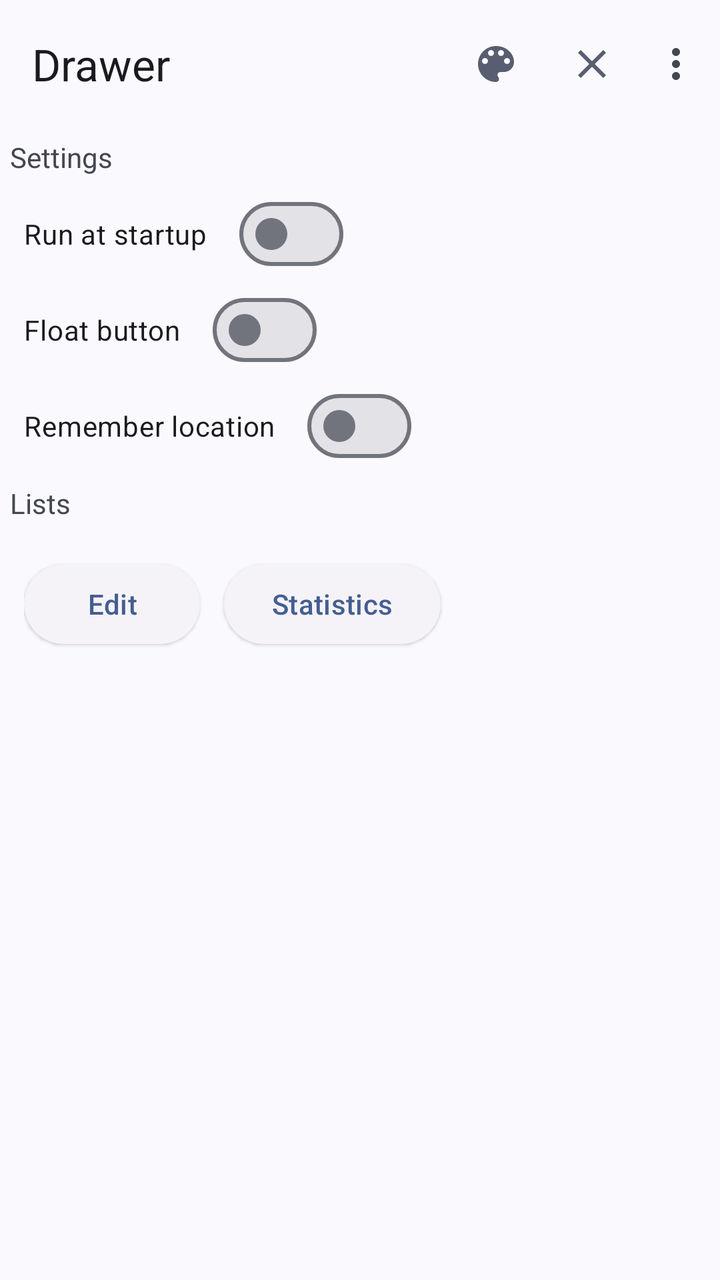
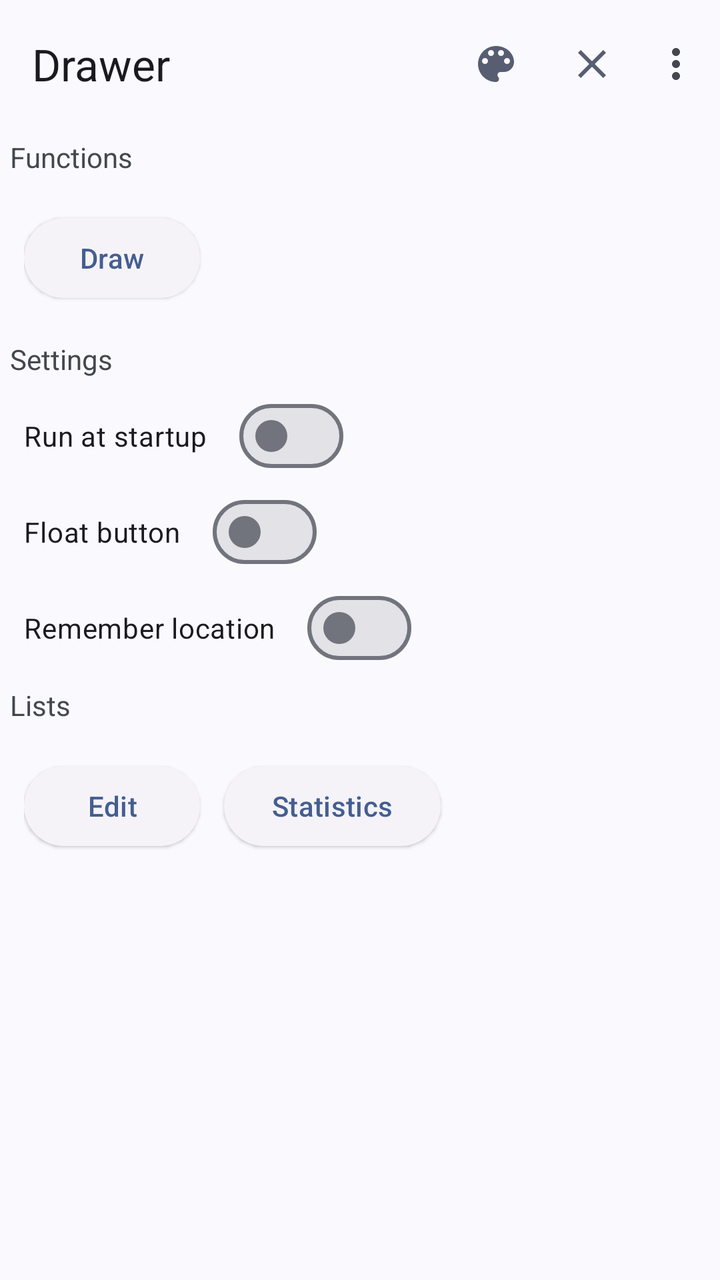

Before-and-after screenshots of an Android layout around one commit, followed by the original layout XML and the change that was made.
<!-- AndroidManifest.xml: application theme Theme.Drawer -->
<!-- res/layout/activity_main.xml -->
<?xml version="1.0" encoding="utf-8"?>
<androidx.coordinatorlayout.widget.CoordinatorLayout xmlns:android="http://schemas.android.com/apk/res/android"
    xmlns:app="http://schemas.android.com/apk/res-auto"
    xmlns:tools="http://schemas.android.com/tools"
    android:id="@+id/main_layout"
    android:layout_width="match_parent"
    android:layout_height="match_parent"
    tools:context=".MainActivity">

    <com.google.android.material.appbar.AppBarLayout
        android:layout_width="match_parent"
        android:layout_height="wrap_content">

        <com.google.android.material.appbar.MaterialToolbar
            android:id="@+id/topAppBar"
            android:layout_width="match_parent"
            android:layout_height="wrap_content"
            android:minHeight="?attr/actionBarSize"
            app:menu="@menu/main_app_bar"
            app:title="@string/app_name" />

    </com.google.android.material.appbar.AppBarLayout>

    <androidx.core.widget.NestedScrollView
        android:layout_width="match_parent"
        android:layout_height="match_parent"
        app:layout_behavior="@string/appbar_scrolling_view_behavior">

        <LinearLayout
            android:layout_width="match_parent"
            android:layout_height="match_parent"
            android:orientation="vertical">

            <com.google.android.material.textview.MaterialTextView
                android:layout_width="match_parent"
                android:layout_height="wrap_content"
                android:padding="5dp"
                android:text="@string/settings" />

            <com.google.android.material.materialswitch.MaterialSwitch
                android:id="@+id/start_on_boot_switch"
                android:layout_width="wrap_content"
                android:layout_height="wrap_content"
                android:checked="false"
                android:padding="12dp"
                android:text="@string/settings_start_on_boot" />

            <com.google.android.material.materialswitch.MaterialSwitch
                android:id="@+id/float_switch"
                android:layout_width="wrap_content"
                android:layout_height="wrap_content"
                android:checked="false"
                android:padding="12dp"
                android:text="@string/settings_float_button" />

            <com.google.android.material.materialswitch.MaterialSwitch
                android:id="@+id/location_switch"
                android:layout_width="wrap_content"
                android:layout_height="wrap_content"
                android:checked="false"
                android:padding="12dp"
                android:text="@string/settings_location_switch" />

            <com.google.android.material.textview.MaterialTextView
                android:layout_width="match_parent"
                android:layout_height="wrap_content"
                android:padding="5dp"
                android:text="@string/lists" />

            <LinearLayout
                android:layout_width="match_parent"
                android:layout_height="wrap_content"
                android:orientation="horizontal"
                android:padding="12dp">

                <Button
                    android:id="@+id/edit_btn"
                    style="@style/Widget.Material3.Button.ElevatedButton"
                    android:layout_width="wrap_content"
                    android:layout_height="wrap_content"
                    android:layout_marginEnd="12dp"
                    android:text="@string/lists_edit" />

                <Button
                    android:id="@+id/stat_btn"
                    style="@style/Widget.Material3.Button.ElevatedButton"
                    android:layout_width="wrap_content"
                    android:layout_height="wrap_content"
                    android:text="@string/lists_statisticians" />
            </LinearLayout>

        </LinearLayout>

    </androidx.core.widget.NestedScrollView>

</androidx.coordinatorlayout.widget.CoordinatorLayout>
<!-- resources referenced by this layout -->
<resources>
  <string name="app_name" translatable="false">Drawer</string>
  <string name="lists">Lists</string>
  <string name="lists_edit">Edit</string>
  <string name="lists_statisticians">Statistics</string>
  <string name="settings">Settings</string>
  <string name="settings_float_button">Float button</string>
  <string name="settings_location_switch">Remember location</string>
  <string name="settings_start_on_boot">Run at startup</string>
  <style name="Theme.Drawer" parent="Theme.Material3.DynamicColors.Light.NoActionBar" />
</resources>

<!-- the commit's change to res/layout/activity_main.xml (unified diff, before → after) -->
@@ -30,6 +30,26 @@
             android:layout_width="match_parent"
             android:layout_height="match_parent"
             android:orientation="vertical">
+
+            <com.google.android.material.textview.MaterialTextView
+                android:layout_width="match_parent"
+                android:layout_height="wrap_content"
+                android:padding="5dp"
+                android:text="@string/functions" />
+
+            <LinearLayout
+                android:layout_width="match_parent"
+                android:layout_height="wrap_content"
+                android:orientation="horizontal"
+                android:padding="12dp">
+
+                <Button
+                    android:id="@+id/draw_btn"
+                    style="@style/Widget.Material3.Button.ElevatedButton"
+                    android:layout_width="wrap_content"
+                    android:layout_height="wrap_content"
+                    android:text="@string/menu_draw" />
+            </LinearLayout>
 
             <com.google.android.material.textview.MaterialTextView
                 android:layout_width="match_parent"
<!-- resource entries referenced after the edit -->
@@ -1,9 +1,11 @@
 <!-- resources referenced by this layout -->
 <resources>
   <string name="app_name" translatable="false">Drawer</string>
+  <string name="functions">Functions</string>
   <string name="lists">Lists</string>
   <string name="lists_edit">Edit</string>
   <string name="lists_statisticians">Statistics</string>
+  <string name="menu_draw">Draw</string>
   <string name="settings">Settings</string>
   <string name="settings_float_button">Float button</string>
   <string name="settings_location_switch">Remember location</string>
